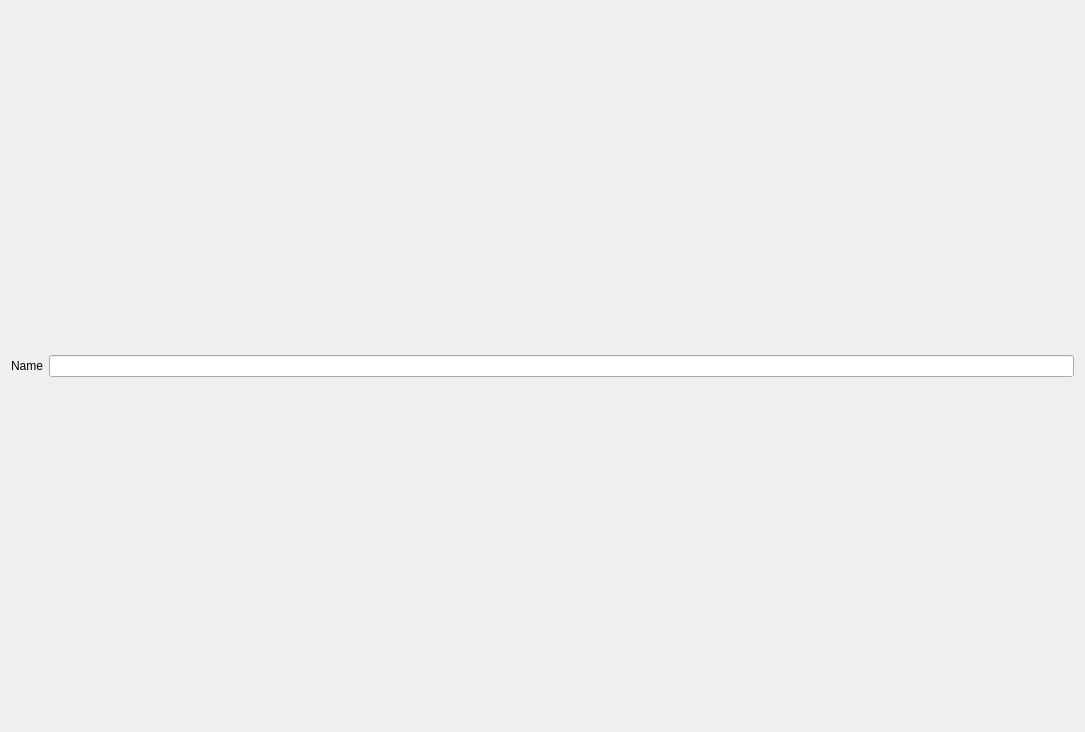
KDE/krita, file libs/main/rdf/KoRdfLocationEditWidget.ui: the form before one commit.
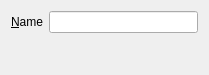
The form after the commit.

Commit message: polish rdf dialogs

Patch:
```diff
--- a/libs/main/rdf/KoRdfLocationEditWidget.ui
+++ b/libs/main/rdf/KoRdfLocationEditWidget.ui
@@ -6,21 +6,37 @@
    <rect>
     <x>0</x>
     <y>0</y>
-    <width>1085</width>
-    <height>732</height>
+    <width>209</width>
+    <height>75</height>
    </rect>
   </property>
   <layout class="QGridLayout" name="gridLayout">
    <item row="1" column="1">
     <widget class="QLabel" name="label_2">
      <property name="text">
-      <string>Name</string>
+      <string>&amp;Name</string>
+     </property>
+     <property name="buddy">
+      <cstring>name</cstring>
      </property>
     </widget>
    </item>
    <item row="1" column="2">
     <widget class="QLineEdit" name="name"/>
    </item>
+   <item row="2" column="2">
+    <spacer name="verticalSpacer">
+     <property name="orientation">
+      <enum>Qt::Vertical</enum>
+     </property>
+     <property name="sizeHint" stdset="0">
+      <size>
+       <width>20</width>
+       <height>40</height>
+      </size>
+     </property>
+    </spacer>
+   </item>
   </layout>
  </widget>
  <resources/>
```
The commit also changes 6 other files.
